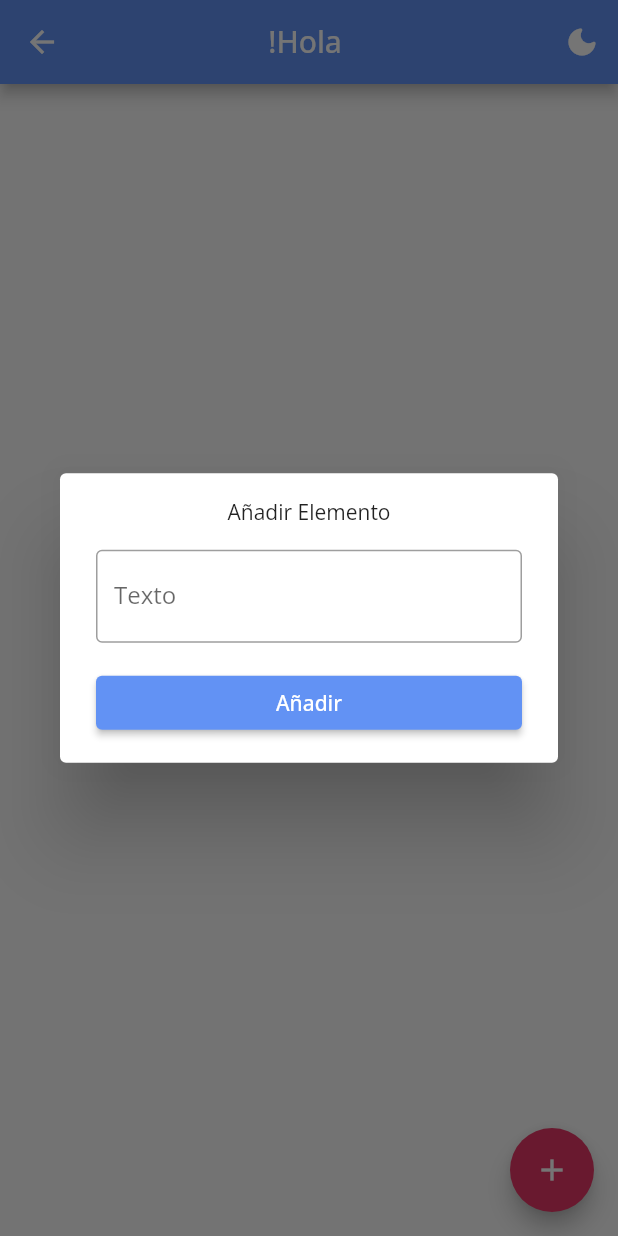
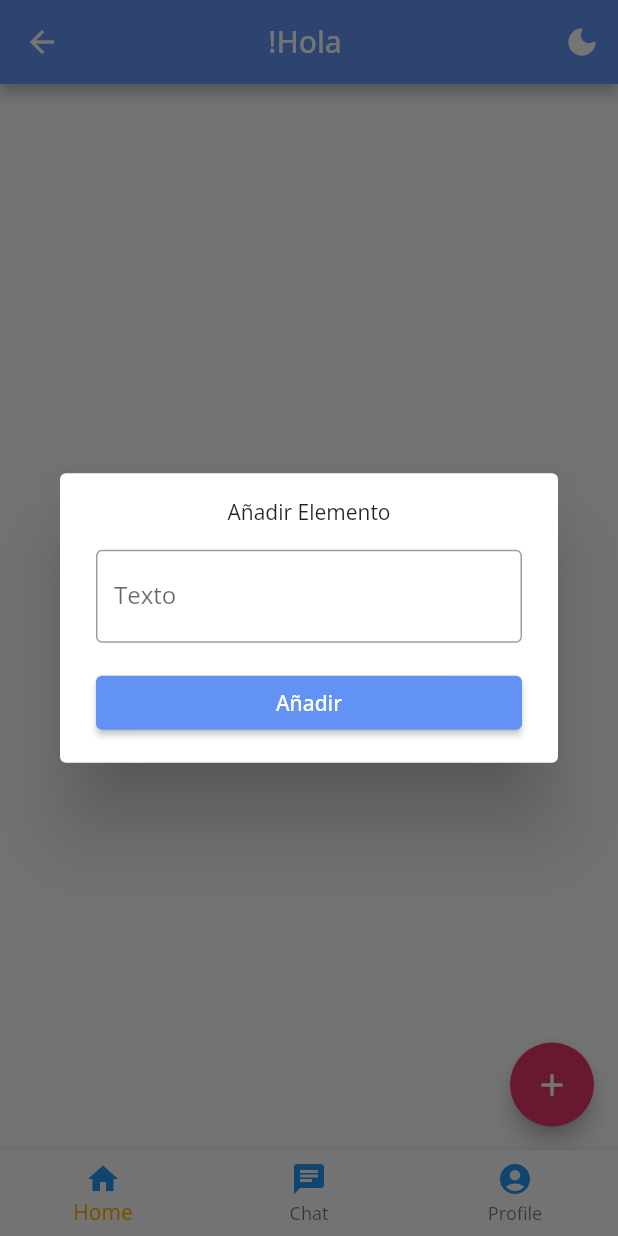
Before and after one commit to djescalante/manejo-de-estado, a Flutter app: the ContentPage screen opened by its route, after a tap on the "add" icon, on a phone screen of 412 x 824 dp. Run offline on Flutter 3.47's test engine with Material 2 defaults, Android fonts, the phone set to English and light mode, and no system bars; our stand-ins replace firebase_core, get, google_fonts, shared_preferences; accounts and stored records are empty.

Commit message:
firebase youtube

```diff
--- a/analysis_options.yaml
+++ b/analysis_options.yaml
@@ -7,7 +7,7 @@
 
 # The following line activates a set of recommended lints for Flutter apps,
 # packages, and plugins designed to encourage good coding practices.
-include: package:flutter_lints/flutter.yaml
+# include: package:flutter_lints/flutter.yaml
 
 linter:
   # The lint rules applied to this project can be customized in the
--- a/lib/domain/use_case/controllers/auth_controller.dart
+++ b/lib/domain/use_case/controllers/auth_controller.dart
@@ -2,11 +2,17 @@ import 'package:get/get.dart';
 
 class AuthController extends GetxController {
   final _username = RxString('');
-
+  final _password = RxString('');
   set username(String name) {
     _username.value = name;
   }
 
+  set password(String name) {
+    _password.value = name;
+  }
+
   RxString get reactiveName => _username;
   String get name => _username.value;
+  RxString get reactivePassword => _password;
+  String get password => _username.value;
 }
--- a/lib/presentation/app.dart
+++ b/lib/presentation/app.dart
@@ -10,6 +10,7 @@ import 'package:misiontic_template/presentation/pages/detalles/details_page.dart
 import 'package:misiontic_template/presentation/theme/theme.dart';
 import 'package:firebase_core/firebase_core.dart';
 
+//https://www.youtube.com/watch?v=EXp0gq9kGxI
 class App extends StatefulWidget {
   final Future<FirebaseApp> _fbApp = Firebase.initializeApp();
   App({Key? key}) : super(key: key);
--- a/lib/presentation/pages/authentication/screens/login_screen.dart
+++ b/lib/presentation/pages/authentication/screens/login_screen.dart
@@ -47,7 +47,7 @@ class _LoginState extends State<LoginScreen> {
         children: [
           TextField(
             controller: _textController,
-            decoration: const InputDecoration(labelText: 'Ingresa tu nombre:'
+            decoration: const InputDecoration(labelText: 'Ingresa tu Nombre:'
                 //lo podemos usar asi y sacar el texto del controlador
                 ),
             //tambien podemos usar el metodo onchange paraque cada vez que se esciba
@@ -67,7 +67,7 @@ class _LoginState extends State<LoginScreen> {
                 // si hay un nombre ya me puedo mover a la otra pantalla.
                 if (_inputText.isNotEmpty) {
                   _authController.username = _textController.text;
-                  Get.offAllNamed('/content');
+                  Get.offNamed('/content');
                 }
               },
               child: const Text('Iniciar Sesion'))
--- a/lib/presentation/pages/contenido/content_page.dart
+++ b/lib/presentation/pages/contenido/content_page.dart
@@ -1,40 +1,60 @@
 import 'package:flutter/material.dart';
-import 'package:flutter/widgets.dart';
 import 'package:get/get.dart';
 import 'package:misiontic_template/domain/use_case/controllers/auth_controller.dart';
-import 'package:misiontic_template/domain/use_case/controllers/data_controller.dart';
 import 'package:misiontic_template/domain/use_case/controllers/theme_controller.dart';
-import 'package:misiontic_template/presentation/pages/contenido/screens/content_screen.dart';
-import 'package:misiontic_template/presentation/pages/contenido/screens/widgets/item_dialog.dart';
+import 'package:misiontic_template/presentation/pages/contenido/chat.dart';
+import 'package:misiontic_template/presentation/pages/contenido/home_page.dart';
+import 'package:misiontic_template/presentation/pages/contenido/profile_page.dart';
 import 'package:misiontic_template/presentation/widgets/appbar.dart';
 
-class ContentPage extends StatelessWidget {
-  final ThemeController _themeController = Get.find();
-  final AuthController _authController = Get.find();
-  final DataController _dataController = Get.find();
-  ContentPage({Key? key}) : super(key: key);
+class ContentPage extends StatefulWidget {
+  @override
+  _ContentPageState createState() => _ContentPageState();
+}
+
+class _ContentPageState extends State<ContentPage> {
+  int _selectedIndex = 0;
+  void _onItemTapped(int index) {
+    setState(() {
+      _selectedIndex = index;
+    });
+  }
+
+//lista de widgets
+  static List<Widget> _widgetOptions = <Widget>[
+    HomePage(),
+    ChatPage(),
+    ProfilePage()
+  ];
 
   @override
   Widget build(BuildContext context) {
+    final ThemeController _themeController = Get.find();
+    final AuthController _authController = Get.find();
     return Scaffold(
       appBar: CustomAppBar(
           controller: _themeController,
           context: context,
           tile: Text("!Hola ${_authController.name}")),
-      body: SafeArea(
-        child: Padding(
-          padding: const EdgeInsets.symmetric(vertical: 24.0, horizontal: 16.0),
-          child: ContentScreen(controller: _dataController),
-        ),
-      ),
-      floatingActionButton: FloatingActionButton(
-        child: const Icon(
-          Icons.add,
-          color: Colors.white,
-        ),
-        onPressed: () {
-          Get.dialog(ItemDialog(controller: _dataController));
-        },
+      body: _widgetOptions.elementAt(_selectedIndex),
+      bottomNavigationBar: BottomNavigationBar(
+        items: [
+          BottomNavigationBarItem(
+            icon: Icon(Icons.home, color: Colors.blue),
+            label: 'Home',
+          ),
+          BottomNavigationBarItem(
+            icon: Icon(Icons.chat, color: Colors.blue),
+            label: 'Chat',
+          ),
+          BottomNavigationBarItem(
+            icon: Icon(Icons.account_circle, color: Colors.blue),
+            label: 'Profile',
+          ),
+        ],
+        currentIndex: _selectedIndex,
+        onTap: _onItemTapped,
+        selectedItemColor: Colors.amber[600],
       ),
     );
   }
--- /dev/null
+++ b/lib/presentation/pages/contenido/home_page.dart
@@ -0,0 +1,41 @@
+import 'package:flutter/material.dart';
+import 'package:flutter/widgets.dart';
+import 'package:get/get.dart';
+import 'package:misiontic_template/domain/use_case/controllers/auth_controller.dart';
+import 'package:misiontic_template/domain/use_case/controllers/data_controller.dart';
+import 'package:misiontic_template/domain/use_case/controllers/theme_controller.dart';
+import 'package:misiontic_template/presentation/pages/contenido/screens/home_screen.dart';
+import 'package:misiontic_template/presentation/pages/contenido/screens/widgets/item_dialog.dart';
+import 'package:misiontic_template/presentation/widgets/appbar.dart';
+
+class HomePage extends StatelessWidget {
+  final ThemeController _themeController = Get.find();
+  final AuthController _authController = Get.find();
+  final DataController _dataController = Get.find();
+  //HomePage({Key? key}) : super(key: key);
+
+  @override
+  Widget build(BuildContext context) {
+    return Scaffold(
+      //appBar: CustomAppBar(
+      //   controller: _themeController,
+      //   context: context,
+      //  tile: Text("!Hola ${_authController.name}")),
+      body: SafeArea(
+        child: Padding(
+          padding: EdgeInsets.symmetric(vertical: 24.0, horizontal: 16.0),
+          child: HomeScreen(controller: _dataController),
+        ),
+      ),
+      floatingActionButton: FloatingActionButton(
+        child: Icon(
+          Icons.add,
+          color: Colors.white,
+        ),
+        onPressed: () {
+          Get.dialog(ItemDialog(controller: _dataController));
+        },
+      ),
+    );
+  }
+}
--- a/lib/presentation/pages/contenido/screens/content_screen.dart
+++ b/lib/presentation/pages/contenido/screens/home_screen.dart
@@ -6,10 +6,10 @@ import 'package:flutter/widgets.dart';
 import 'package:get/get.dart';
 import 'package:misiontic_template/domain/use_case/controllers/data_controller.dart';
 
-class ContentScreen extends StatelessWidget {
+class HomeScreen extends StatelessWidget {
   final DataController controller;
 
-  const ContentScreen({Key? key, required this.controller}) : super(key: key);
+  HomeScreen({Key? key, required this.controller}) : super(key: key);
 
   @override
   Widget build(BuildContext context) {
@@ -23,6 +23,7 @@ class ContentScreen extends StatelessWidget {
                 title: Text(item),
                 onTap: () {
                   controller.select = index;
+                  Get.toNamed('/details');
                 },
               ),
               //cuando deslicemos hacia cualquier lado va a borrar el elemento
```
Also changed, not shown: lib/presentation/pages/contenido/chat.dart (added, +17 -0 lines), lib/presentation/pages/contenido/profile_page.dart (added, +15 -0 lines), pubspec.yaml (+7 -0 lines), lib/domain/use_case/controllers/profile_controller.dart (added), pubspec.lock, 3 other files.
